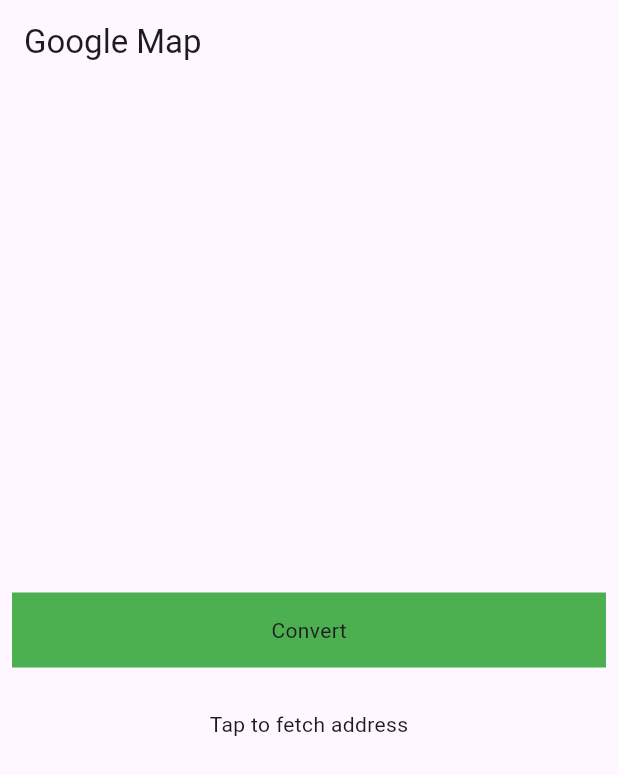
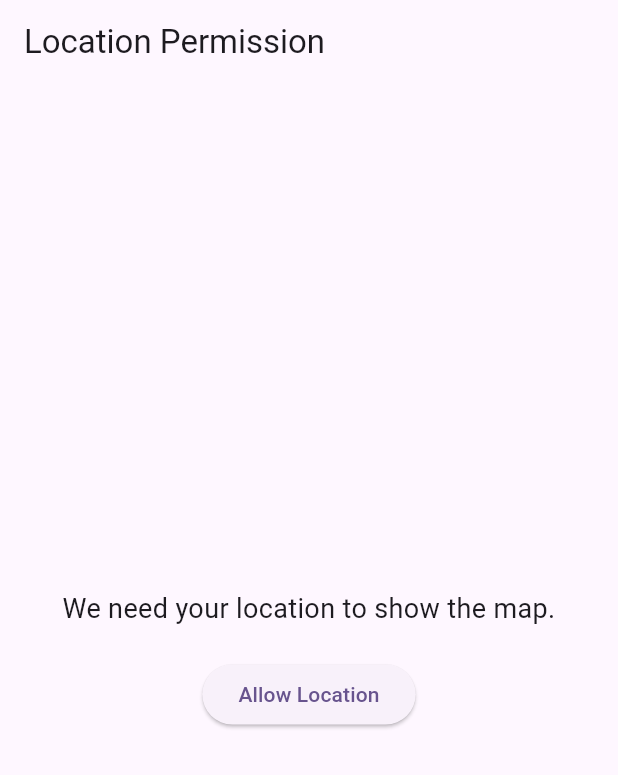
Before and after one commit to MostakAhmedShahad/Google-map-and-location, a Flutter app: the screen it shows after launch, on a phone screen of 412 x 824 dp. Shown: the top 775 px of the screen. Run offline on Flutter 3.47's test engine with Material 3 defaults, Android fonts, the phone set to English and light mode, and no system bars; our stand-ins replace geolocator, google_maps_flutter.

Commit message:
get_user_permission_and_show_current_location

```diff
--- a/lib/convert_latlong_to_address.dart
+++ b/lib/convert_latlong_to_address.dart
@@ -14,8 +14,8 @@
   String address = "Tap to fetch address";
 
   Future<void> fetchAddress() async {
-    double latitude = 33.6992;
-    double longitude = 72.9744;
+    double latitude = 23.7330;
+    double longitude = 90.4172;
     String apiKey = "AlzaSy1LRK3ButIWBw8DRkCDzAjNcJw2jTTEeMg"; // Replace with your API Key
 
     String url =
--- /dev/null
+++ b/lib/get_user_permission.dart
@@ -0,0 +1,57 @@
+import 'package:flutter/material.dart';
+import 'package:geolocator/geolocator.dart';
+import 'package:google_map_and_location/get_user_location.dart';
+  // Import your Google Map screen
+
+class GetUserPermission extends StatefulWidget {
+  const GetUserPermission({super.key});
+
+  @override
+  State<GetUserPermission> createState() => _GetUserPermissionState();
+}
+
+class _GetUserPermissionState extends State<GetUserPermission> {
+  Future<void> _requestLocationPermission() async {
+    LocationPermission permission = await Geolocator.checkPermission();
+    if (permission == LocationPermission.denied) {
+      permission = await Geolocator.requestPermission();
+    }
+
+    if (permission == LocationPermission.always || permission == LocationPermission.whileInUse) {
+      // Navigate to Google Map screen if permission is granted
+      Navigator.pushReplacement(
+        context,
+        MaterialPageRoute(builder: (context) => const GetUserLocation()),
+      );
+    } else {
+      // Show message if permission is denied
+      ScaffoldMessenger.of(context).showSnackBar(
+        const SnackBar(content: Text("Location permission is required to continue.")),
+      );
+    }
+  }
+
+  @override
+  Widget build(BuildContext context) {
+    return Scaffold(
+      appBar: AppBar(title: const Text("Location Permission")),
+      body: Center(
+        child: Column(
+          mainAxisAlignment: MainAxisAlignment.center,
+          children: [
+            const Text(
+              "We need your location to show the map.",
+              textAlign: TextAlign.center,
+              style: TextStyle(fontSize: 18),
+            ),
+            const SizedBox(height: 20),
+            ElevatedButton(
+              onPressed: _requestLocationPermission,
+              child: const Text("Allow Location"),
+            ),
+          ],
+        ),
+      ),
+    );
+  }
+}
--- a/lib/main.dart
+++ b/lib/main.dart
@@ -1,5 +1,6 @@
 import 'package:flutter/material.dart';
 import 'package:google_map_and_location/convert_latlong_to_address.dart';
+import 'package:google_map_and_location/get_user_permission.dart';
 import 'package:google_map_and_location/home_screen.dart';
 
 void main() {
@@ -20,7 +21,7 @@
         colorScheme: ColorScheme.fromSeed(seedColor: Colors.deepPurple),
         useMaterial3: true,
       ),
-      home: ConvertLatlongToAddress( ),
+      home: GetUserPermission( ),
     );
   }
 }
--- a/pubspec.yaml
+++ b/pubspec.yaml
@@ -34,6 +34,8 @@
   google_maps_flutter_web: ^0.5.10
   geocoding: ^3.0.0
   http: ^1.3.0
+  geolocator: ^10.1.0
+
 
 
   # The following adds the Cupertino Icons font to your application.
```
Also changed, not shown: lib/get_user_location.dart (added, +96 -0 lines), pubspec.lock, 5 other files.
